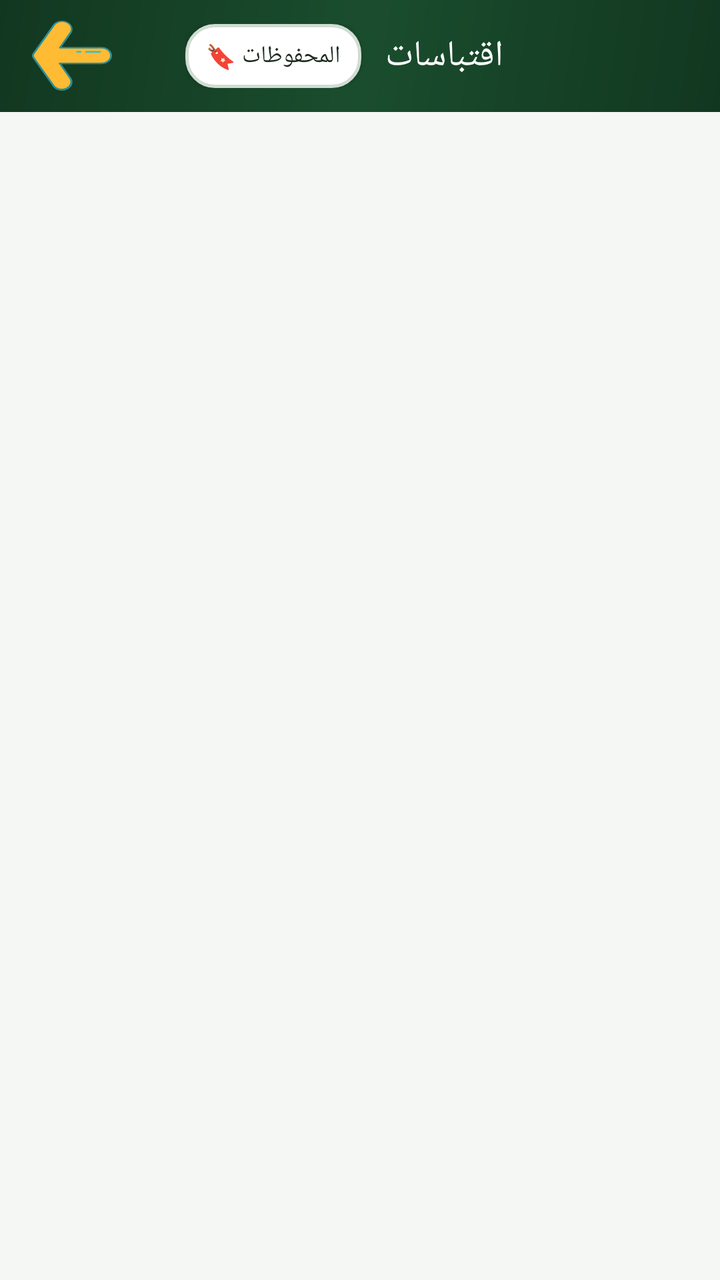
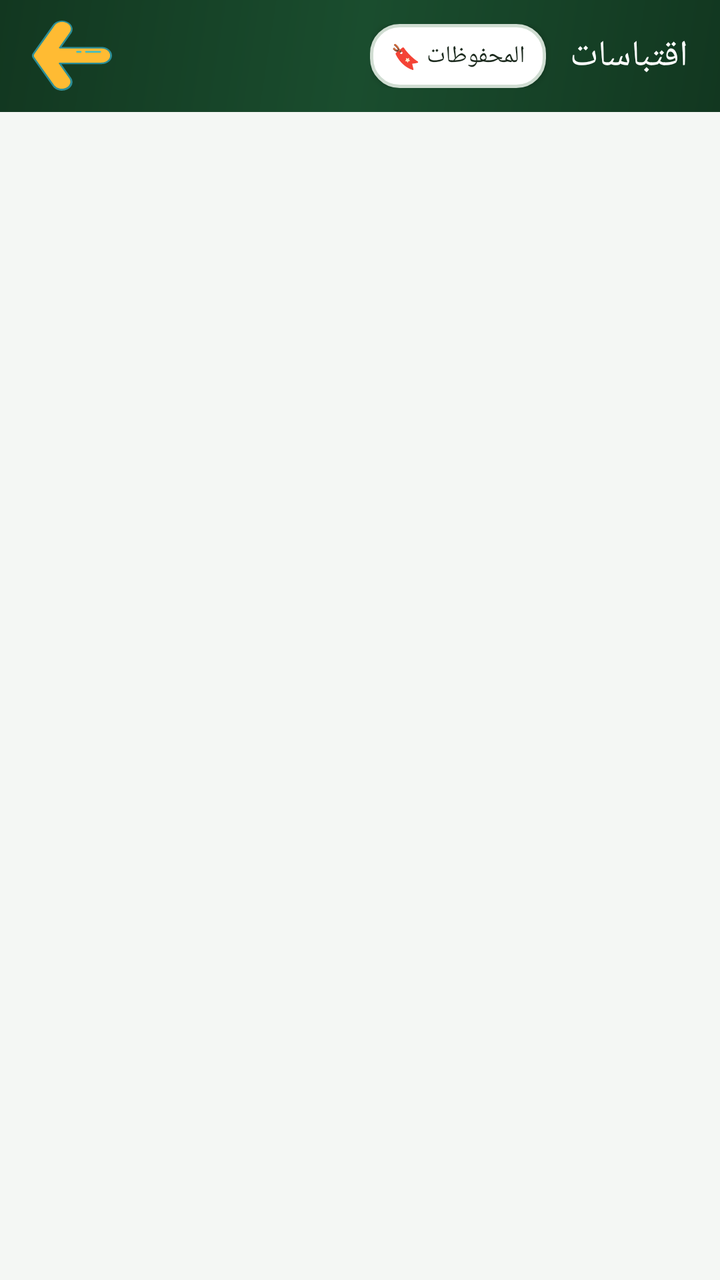

The first picture is an Android layout as it rendered before a commit; the second is the same layout after the commit. The layout source and the unified diff follow.
<!-- AndroidManifest.xml: application theme Theme.Almuhfz -->
<!-- res/layout/activity_notifications_messages.xml -->
<?xml version="1.0" encoding="utf-8"?>
<LinearLayout xmlns:android="http://schemas.android.com/apk/res/android"
    xmlns:app="http://schemas.android.com/apk/res-auto"
    xmlns:tools="http://schemas.android.com/tools"
    android:layout_width="match_parent"
    android:layout_height="match_parent"
    android:background="@color/app_background"
    android:orientation="vertical"
    tools:context=".notifications_messages.NotificationsMessagesActivity">

    <com.google.android.material.appbar.AppBarLayout
        android:layout_width="match_parent"
        android:layout_height="wrap_content"
        android:background="@drawable/around_line3"
        android:fitsSystemWindows="true">

        <androidx.appcompat.widget.Toolbar
            android:id="@+id/toolbar"
            android:layout_width="match_parent"
            android:layout_height="?attr/actionBarSize"
            android:background="@drawable/around_line3"
            app:layout_collapseMode="pin">

            <LinearLayout
                android:layout_width="wrap_content"
                android:layout_height="wrap_content"
                android:layout_gravity="center"
                android:gravity="center_vertical">

                <androidx.appcompat.widget.AppCompatButton
                    android:id="@+id/btnSavedMessages"
                    android:layout_width="wrap_content"
                    android:layout_height="32dp"
                    android:layout_marginEnd="12dp"
                    android:background="@drawable/value_background"
                    android:fontFamily="@font/jazeera"
                    android:paddingHorizontal="10dp"
                    android:text="المحفوظات 🔖"
                    android:textColor="@color/text_primary_color"
                    android:textSize="12sp" />

                <androidx.appcompat.widget.AppCompatTextView
                    android:id="@+id/toolbar_title"
                    style="@style/TextAppearance.MyApp.Title.QiblahActivity"
                    android:layout_width="wrap_content"
                    android:layout_height="wrap_content"
                    android:layout_gravity="center"
                    android:layout_marginEnd="16dp"
                    android:fontFamily="@font/jazeera"
                    android:gravity="end"
                    android:text="اقتباسات"
                    android:textColor="@color/text_on_primary" />

            </LinearLayout>

            <androidx.appcompat.widget.AppCompatImageButton
                android:id="@+id/back_button"
                android:layout_width="40dp"
                android:layout_height="35dp"
                android:background="@drawable/ic_back_button"
                android:contentDescription="رجوع" />

        </androidx.appcompat.widget.Toolbar>

    </com.google.android.material.appbar.AppBarLayout>

    <androidx.recyclerview.widget.RecyclerView
        android:id="@+id/rec"
        android:layout_width="match_parent"
        android:layout_height="match_parent"
        android:clipToPadding="false"
        android:padding="8dp" />

</LinearLayout>
<!-- resources referenced by this layout -->
<resources>
  <color name="app_background">#F4F7F4</color>
  <color name="text_on_primary">#FFFFFF</color>
  <color name="text_primary_color">#1C2A1E</color>
  <!-- drawable around_line3 (drawable) -->
  <?xml version="1.0" encoding="utf-8"?>
  <shape xmlns:android="http://schemas.android.com/apk/res/android">
      <gradient
          android:angle="135"
          android:startColor="@color/primary_dark"
          android:centerColor="@color/primary_color"
          android:endColor="@color/primary_dark" />
  </shape>
  <!-- drawable ic_back_button (drawable) -->
  <vector xmlns:android="http://schemas.android.com/apk/res/android"
      android:width="35dp"
      android:height="30dp"
      android:viewportWidth="168.75"
      android:viewportHeight="181.67">
    <path
        android:pathData="M3.51,85.16a11.35,11.35 0,0 0,0 11.33l42.15,73A20.28,20.28 0,0 0,73.36 177h0a20.28,20.28 0,0 0,7.42 -27.69L58.57,110.79h87.91a20.27,20.27 0,0 0,20.27 -20.27h0a20.27,20.27 0,0 0,-20.27 -20.28H58.92L80.77,32.4A20.27,20.27 0,0 0,73.35 4.71h0a20.26,20.26 0,0 0,-27.68 7.42Z"
        android:fillColor="#FFBB33"/>
    <path
        android:pathData="M57.46,180.9a22.11,22.11 0,0 1,-13.53 -10.37l-42.15,-73a13.38,13.38 0,0 1,0 -13.33h0l42.15,-73A22.3,22.3 0,0 1,74.35 3,22.27 22.27,0 0,1 82.51,33.4L62.39,68.25h84.09a22.27,22.27 0,1 1,0 44.54H62l20.48,35.46a22.28,22.28 0,0 1,-19.26 33.42A22,22 0,0 1,57.46 180.9ZM58.92,72.25a2,2 0,0 1,-1.73 -1,2 2,0 0,1 0,-2L79,31.4A18.27,18.27 0,1 0,47.4 13.13l-42.16,73a9.36,9.36 0,0 0,0 9.33l42.16,73A18.27,18.27 0,0 0,79 150.25L56.83,111.79a2,2 0,0 1,0 -2,2 2,0 0,1 1.74,-1h87.91a18.27,18.27 0,1 0,0 -36.54Z"
        android:fillColor="#2C8E97"/>
    <path
        android:pathData="M113.87,82.88h29.95a2,2 0,0 0,0 -4H113.87a2,2 0,0 0,0 4Z"
        android:fillColor="#3ABCC9"/>
    <path
        android:pathData="M95.12,82.88h7.54a2,2 0,0 0,0 -4H95.12a2,2 0,0 0,0 4Z"
        android:fillColor="#3ABCC9"/>
  </vector>
  <!-- drawable value_background (drawable) -->
  <?xml version="1.0" encoding="utf-8"?>
  <ripple xmlns:android="http://schemas.android.com/apk/res/android"
      android:color="?attr/colorControlHighlight">
      <item>
          <shape>
              <solid android:color="@color/surface_card" />
              <corners android:radius="14dp" />
              <stroke
                  android:width="1.5dp"
                  android:color="@color/card_stroke_color" />
          </shape>
      </item>
  </ripple>
  <style name="TextAppearance.MyApp.Title.QiblahActivity" parent="android:TextAppearance">
          <item name="android:textColor">@android:color/white</item>
          <item name="android:textSize">18sp</item>
      </style>
  <style name="Theme.Almuhfz" parent="Theme.MaterialComponents.DayNight.NoActionBar">
          
          <item name="colorPrimary">@color/primary_color</item>
          <item name="colorPrimaryVariant">@color/primary_dark</item>
          <item name="colorOnPrimary">@color/text_on_primary</item>
  
          
          <item name="colorSecondary">@color/accent_gold</item>
          <item name="colorSecondaryVariant">@color/primary_light</item>
          <item name="colorOnSecondary">@color/text_primary_color</item>
  
          
          <item name="android:windowBackground">@color/app_background</item>
          <item name="colorSurface">@color/surface_card</item>
  
          
          <item name="android:statusBarColor">@color/primary_dark</item>
          <item name="android:navigationBarColor">@color/primary_dark</item>
      </style>
  <color name="primary_dark">#123720</color>
  <color name="primary_color">#1A4D2E</color>
  <color name="surface_card">#FFFFFF</color>
  <color name="card_stroke_color">#D0DDD2</color>
  <color name="accent_gold">#D4AF37</color>
  <color name="primary_light">#2D6A4F</color>
</resources>

<!-- the commit's change to res/layout/activity_notifications_messages.xml (unified diff, before → after) -->
@@ -6,13 +6,14 @@
     android:layout_height="match_parent"
     android:background="@color/app_background"
     android:orientation="vertical"
+    android:fitsSystemWindows="true"
     tools:context=".notifications_messages.NotificationsMessagesActivity">
 
     <com.google.android.material.appbar.AppBarLayout
         android:layout_width="match_parent"
         android:layout_height="wrap_content"
         android:background="@drawable/around_line3"
-        android:fitsSystemWindows="true">
+        >
 
         <androidx.appcompat.widget.Toolbar
             android:id="@+id/toolbar"
@@ -24,7 +25,7 @@
             <LinearLayout
                 android:layout_width="wrap_content"
                 android:layout_height="wrap_content"
-                android:layout_gravity="center"
+                android:layout_gravity="end"
                 android:gravity="center_vertical">
 
                 <androidx.appcompat.widget.AppCompatButton
